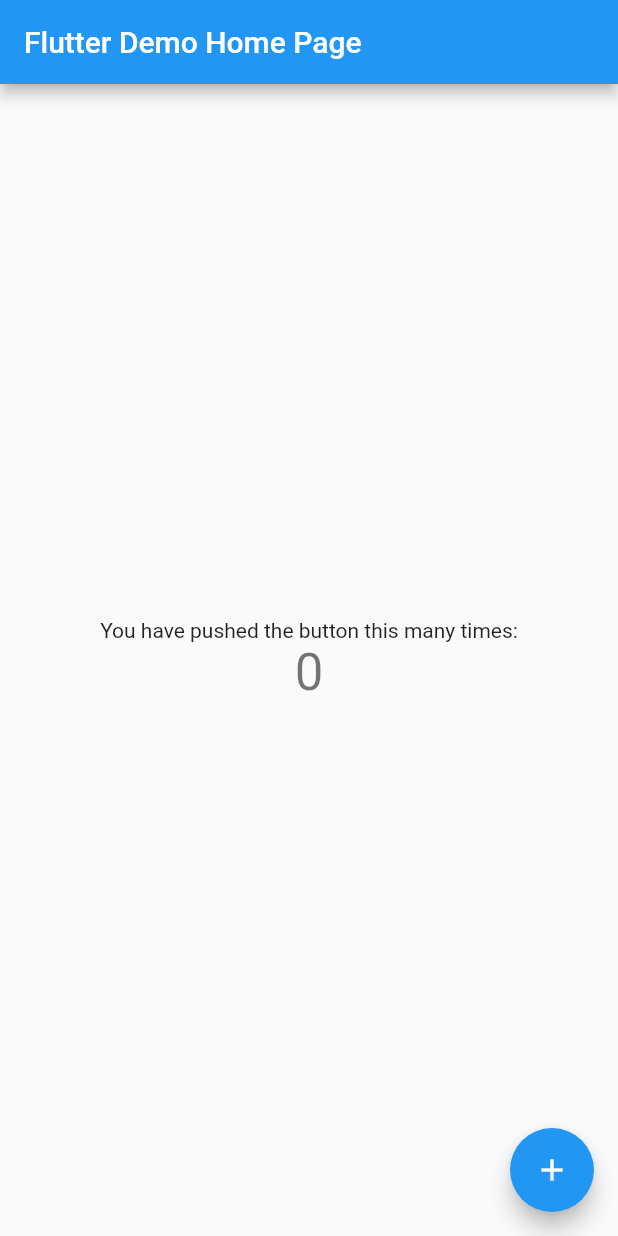
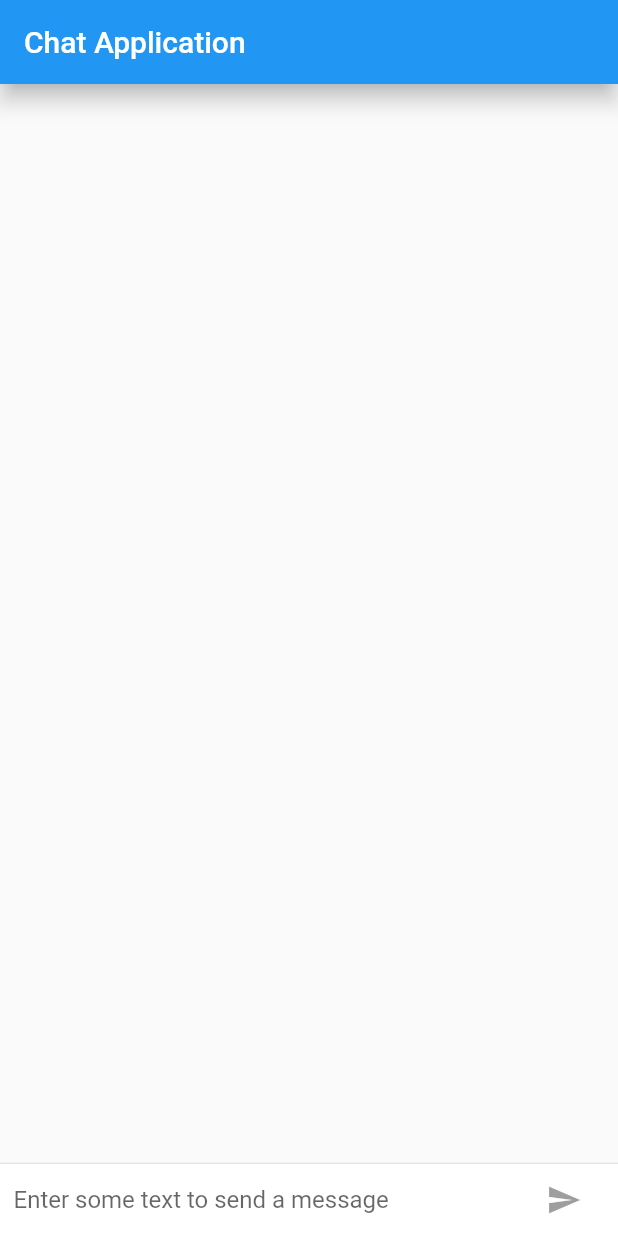
Before and after one commit to cv0cv0/chat_app, a Flutter app: the screen it shows after launch, on a phone screen of 412 x 824 dp. Run offline on Flutter 3.47's test engine with Material 2 defaults, Android fonts, the phone set to English and light mode, and no system bars.

Commit message:
Initial commit

```diff
--- /dev/null
+++ b/lib/const/const.dart
@@ -0,0 +1 @@
+const defaultUsername = 'John Doe';
--- a/lib/main.dart
+++ b/lib/main.dart
@@ -1,109 +1,175 @@
+import 'package:chat_app/const/const.dart';
+import 'package:chat_app/style/style.dart';
+import 'package:flutter/cupertino.dart';
+import 'package:flutter/foundation.dart';
 import 'package:flutter/material.dart';
 
-void main() => runApp(new MyApp());
+void main() => runApp(App());
 
-class MyApp extends StatelessWidget {
-  // This widget is the root of your application.
+class App extends StatelessWidget {
   @override
-  Widget build(BuildContext context) {
-    return new MaterialApp(
-      title: 'Flutter Demo',
-      theme: new ThemeData(
-        // This is the theme of your application.
-        //
-        // Try running your application with "flutter run". You'll see the
-        // application has a blue toolbar. Then, without quitting the app, try
-        // changing the primarySwatch below to Colors.green and then invoke
-        // "hot reload" (press "r" in the console where you ran "flutter run",
-        // or press Run > Flutter Hot Reload in IntelliJ). Notice that the
-        // counter didn't reset back to zero; the application is not restarted.
-        primarySwatch: Colors.blue,
+  Widget build(BuildContext context) => MaterialApp(
+        title: 'Chat Application',
+        theme: defaultTargetPlatform == TargetPlatform.iOS
+            ? iosTheme
+            : androidTheme,
+        home: Chat(),
+      );
+}
+
+class Chat extends StatefulWidget {
+  @override
+  State<StatefulWidget> createState() => _ChatState();
+}
+
+class _ChatState extends State<Chat> with TickerProviderStateMixin {
+  final message = <Msg>[];
+  final textController = TextEditingController();
+  bool isWriting = false;
+
+  @override
+  Widget build(BuildContext context) => Scaffold(
+        appBar: AppBar(
+          title: Text('Chat Application'),
+          elevation:
+              Theme.of(context).platform == TargetPlatform.iOS ? 0.0 : 6.0,
         ),
-      home: new MyHomePage(title: 'Flutter Demo Home Page'),
+        body: Column(
+          children: <Widget>[
+            Flexible(
+              child: ListView.builder(
+                itemBuilder: (_, index) => message[index],
+                itemCount: message.length,
+                reverse: true,
+                padding: EdgeInsets.all(6.0),
+              ),
+            ),
+            Divider(height: 1.0),
+            Container(
+              child: buildComposer(),
+              decoration: BoxDecoration(
+                color: Theme.of(context).cardColor,
+              ),
+            ),
+          ],
+        ),
       );
+
+  @override
+  void dispose() {
+    for (var msg in message) {
+      msg.animationController.dispose();
+    }
+    super.dispose();
+  }
+
+  buildComposer() => IconTheme(
+        data: IconThemeData(
+          color: Theme.of(context).accentColor,
+        ),
+        child: Container(
+          margin: EdgeInsets.symmetric(horizontal: 9.0),
+          child: Row(
+            children: <Widget>[
+              Flexible(
+                child: TextField(
+                  controller: textController,
+                  onChanged: (text) => setState(() {
+                        isWriting = text.length > 0;
+                      }),
+                  onSubmitted: submitMsg,
+                  decoration: InputDecoration.collapsed(
+                    hintText: 'Enter some text to send a message',
+                  ),
+                ),
+              ),
+              Container(
+                margin: EdgeInsets.symmetric(horizontal: 3.0),
+                child: Theme.of(context).platform == TargetPlatform.iOS
+                    ? CupertinoButton(
+                        child: Text('Submit'),
+                        onPressed: isWriting
+                            ? () => submitMsg(textController.text)
+                            : null,
+                      )
+                    : IconButton(
+                        icon: Icon(Icons.send),
+                        onPressed: isWriting
+                            ? () => submitMsg(textController.text)
+                            : null,
+                      ),
+              ),
+            ],
+          ),
+          decoration: Theme.of(context).platform == TargetPlatform.iOS
+              ? BoxDecoration(
+                  border: Border(
+                    top: BorderSide(color: Colors.brown),
+                  ),
+                )
+              : null,
+        ),
+      );
+
+  submitMsg(String text) {
+    var msg = Msg(
+      text: text,
+      animationController: AnimationController(
+        vsync: this,
+        duration: Duration(milliseconds: 800),
+      ),
+    );
+
+    textController.clear();
+    setState(() {
+      isWriting = false;
+      message.insert(0, msg);
+    });
+    msg.animationController.forward();
   }
 }
 
-class MyHomePage extends StatefulWidget {
-  MyHomePage({Key key, this.title}) : super(key: key);
+class Msg extends StatelessWidget {
+  Msg({this.text, this.animationController});
 
-  // This widget is the home page of your application. It is stateful, meaning
-  // that it has a State object (defined below) that contains fields that affect
-  // how it looks.
-
-  // This class is the configuration for the state. It holds the values (in this
-  // case the title) provided by the parent (in this case the App widget) and
-  // used by the build method of the State. Fields in a Widget subclass are
-  // always marked "final".
-
-  final String title;
+  final String text;
+  final AnimationController animationController;
 
   @override
-  _MyHomePageState createState() => new _MyHomePageState();
-}
-
-class _MyHomePageState extends State<MyHomePage> {
-  int _counter = 0;
-
-  void _incrementCounter() {
-    setState(() {
-      // This call to setState tells the Flutter framework that something has
-      // changed in this State, which causes it to rerun the build method below
-      // so that the display can reflect the updated values. If we changed
-      // _counter without calling setState(), then the build method would not be
-      // called again, and so nothing would appear to happen.
-      _counter++;
-    });
-  }
-
-  @override
-  Widget build(BuildContext context) {
-    // This method is rerun every time setState is called, for instance as done
-    // by the _incrementCounter method above.
-    //
-    // The Flutter framework has been optimized to make rerunning build methods
-    // fast, so that you can just rebuild anything that needs updating rather
-    // than having to individually change instances of widgets.
-    return new Scaffold(
-      appBar: new AppBar(
-        // Here we take the value from the MyHomePage object that was created by
-        // the App.build method, and use it to set our appbar title.
-        title: new Text(widget.title),
+  Widget build(BuildContext context) => SizeTransition(
+        sizeFactor: CurvedAnimation(
+          parent: animationController,
+          curve: Curves.easeOut,
         ),
-      body: new Center(
-        // Center is a layout widget. It takes a single child and positions it
-        // in the middle of the parent.
-        child: new Column(
-          // Column is also layout widget. It takes a list of children and
-          // arranges them vertically. By default, it sizes itself to fit its
-          // children horizontally, and tries to be as tall as its parent.
-          //
-          // Invoke "debug paint" (press "p" in the console where you ran
-          // "flutter run", or select "Toggle Debug Paint" from the Flutter tool
-          // window in IntelliJ) to see the wireframe for each widget.
-          //
-          // Column has various properties to control how it sizes itself and
-          // how it positions its children. Here we use mainAxisAlignment to
-          // center the children vertically; the main axis here is the vertical
-          // axis because Columns are vertical (the cross axis would be
-          // horizontal).
-          mainAxisAlignment: MainAxisAlignment.center,
+        axisAlignment: 0.0,
+        child: Container(
+          margin: EdgeInsets.symmetric(vertical: 8.0),
+          child: Row(
+            crossAxisAlignment: CrossAxisAlignment.start,
             children: <Widget>[
-            new Text(
-              'You have pushed the button this many times:',
+              Container(
+                margin: EdgeInsets.only(right: 18.0),
+                child: CircleAvatar(
+                  child: Text(defaultUsername[0]),
                 ),
-            new Text(
-              '$_counter',
-              style: Theme.of(context).textTheme.display1,
+              ),
+              Expanded(
+                child: Column(
+                  crossAxisAlignment: CrossAxisAlignment.start,
+                  children: <Widget>[
+                    Text(
+                      defaultUsername,
+                      style: Theme.of(context).textTheme.subhead,
+                    ),
+                    Container(
+                      margin: EdgeInsets.only(top: 6.0),
+                      child: Text(text),
                     ),
                   ],
                 ),
               ),
-      floatingActionButton: new FloatingActionButton(
-        onPressed: _incrementCounter,
-        tooltip: 'Increment',
-        child: new Icon(Icons.add),
-      ), // This trailing comma makes auto-formatting nicer for build methods.
+            ],
+          ),
+        ),
       );
 }
-}
--- /dev/null
+++ b/lib/style/style.dart
@@ -0,0 +1,12 @@
+import 'package:flutter/material.dart';
+
+final iosTheme = ThemeData(
+  primarySwatch: Colors.red,
+  primaryColor: Colors.grey,
+  primaryColorBrightness: Brightness.dark,
+);
+
+final androidTheme = ThemeData(
+  primarySwatch: Colors.blue,
+  accentColor: Colors.green,
+);
```
Also changed, not shown: 1 other file. Lines whose indentation alone changed are shown as unchanged.
